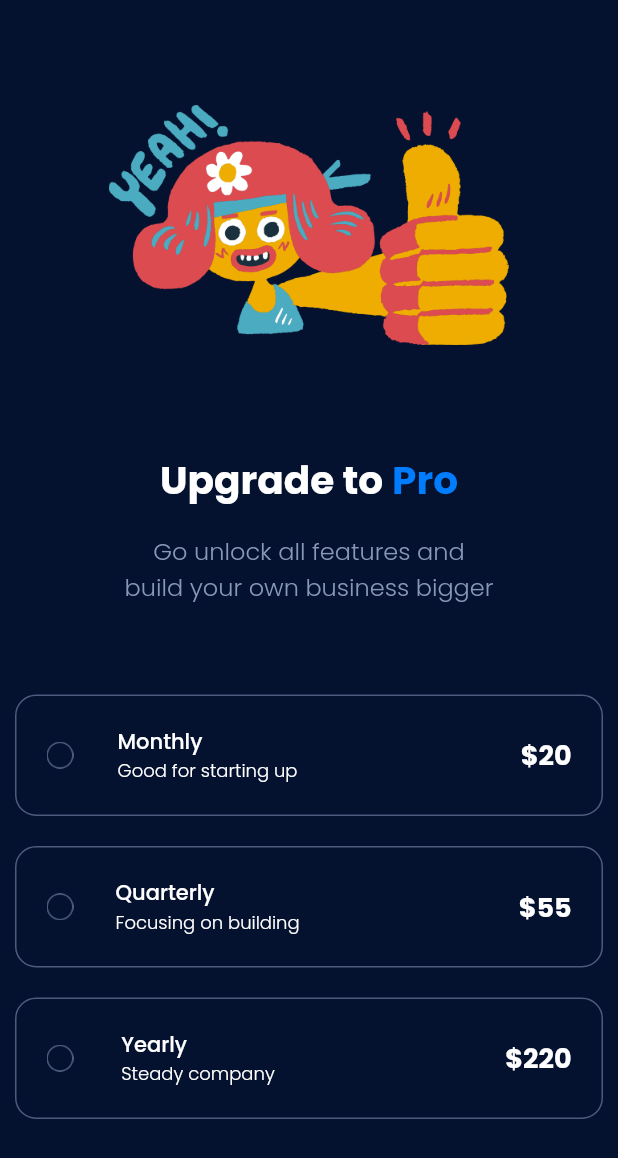
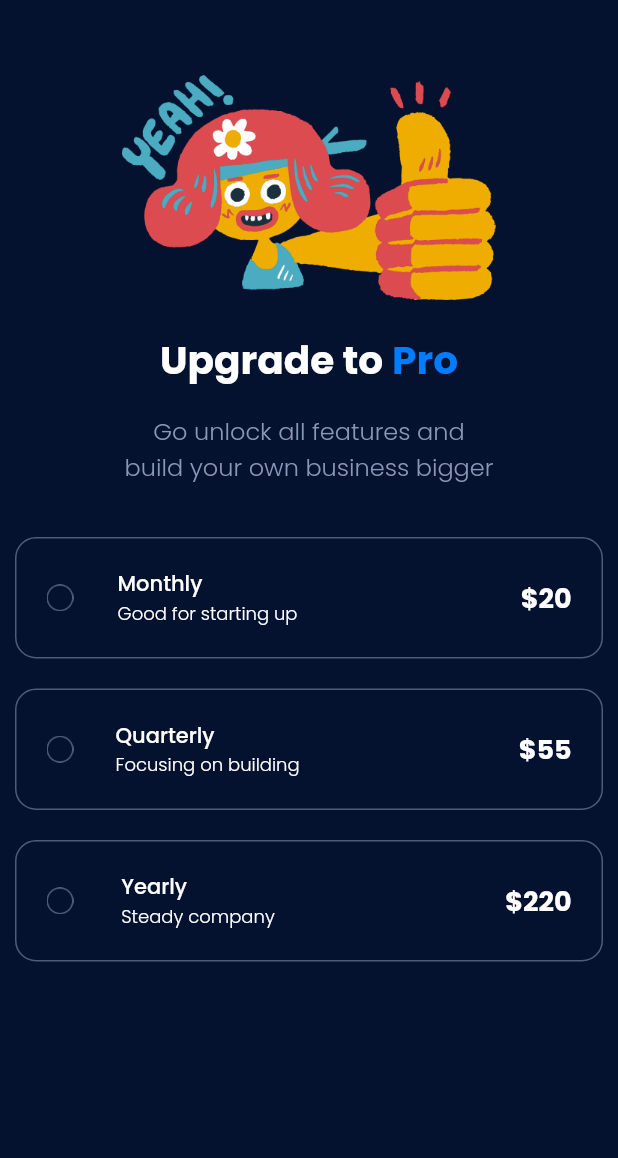
Before and after one commit to faishalma/flutter-payment_app, a Flutter app: the screen it shows after launch, on a phone screen of 412 x 824 dp. Shown: the top 1158 px of the screen. Run offline on Flutter 3.47's test engine with Material 2 defaults, Android fonts, the phone set to English and light mode, and no system bars; our stand-ins replace google_fonts.

```diff
--- a/lib/main.dart
+++ b/lib/main.dart
@@ -89,12 +89,11 @@ class _PaymentAppsState extends State<PaymentApps> {
             Center(
               child: Image.asset(
                 'assets/illustration.png',
-                width: 267,
-                height: 200,
+                height: 150,
               ),
             ),
             SizedBox(
-              height: 50,
+              height: 20,
             ),
             Row(
               mainAxisAlignment: MainAxisAlignment.center,
@@ -158,13 +157,13 @@ class _PaymentAppsState extends State<PaymentApps> {
             children: [
               header(),
               SizedBox(
-                height: 50,
+                height: 25,
               ),
               option(0, 'Monthly', 'Good for starting up', '\$20'),
               option(1, 'Quarterly', 'Focusing on building', '\$55'),
               option(2, 'Yearly', 'Steady company', '\$220'),
               SizedBox(
-                height: 50,
+                height: 25,
               ),
               selectedIndex == -1 ? SizedBox() : checkoutButton(),
               SizedBox(
```
Also changed, not shown: 2 other files.
